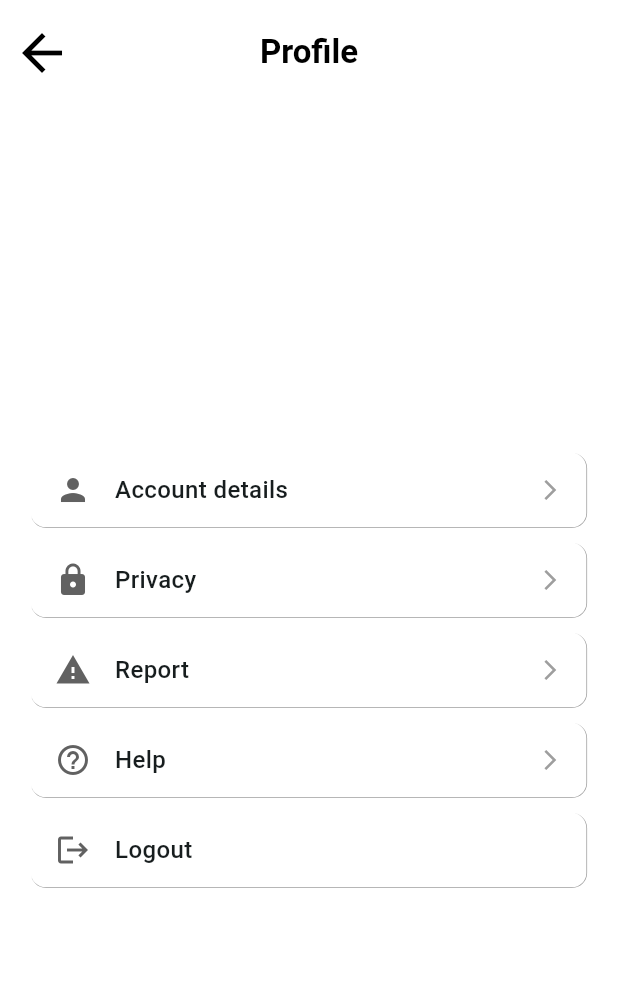
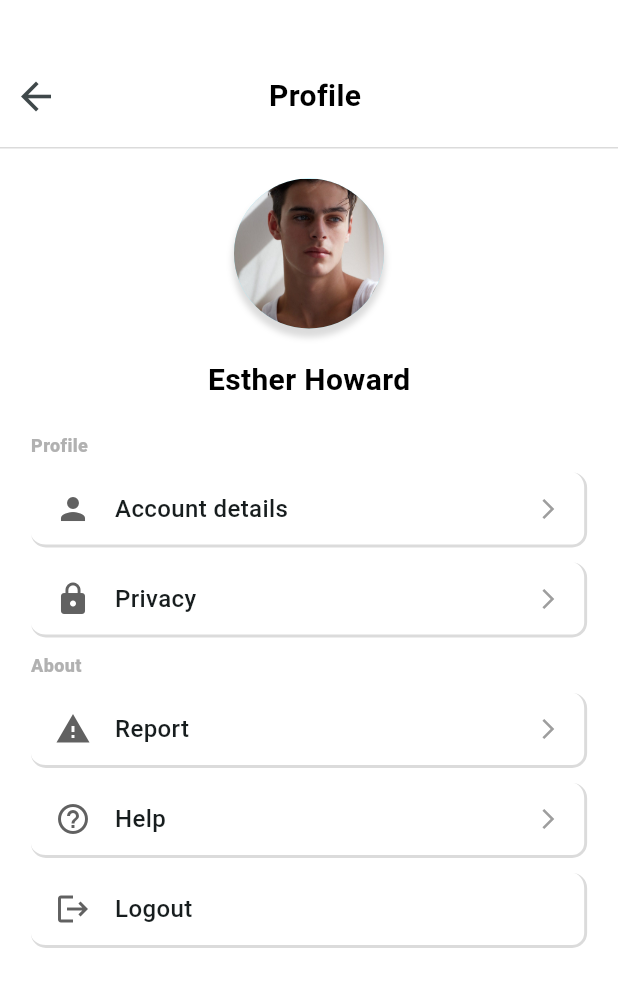
Before and after one commit to Deonmayon/NuadPah, a Flutter app: the screen it shows after launch, on a phone screen of 412 x 824 dp. Shown: the top 987 px of the screen. Run offline on Flutter 3.47's test engine with Material 3 defaults, Android fonts, the phone set to English and light mode, and no system bars.

Commit message:
Improve the profile page (70 %)

```diff
--- a/frontend/lib/components/profileFunctionBar.dart
+++ b/frontend/lib/components/profileFunctionBar.dart
@@ -24,12 +24,12 @@ class ProfileFunctionBar extends StatelessWidget {
         color: Colors.white,
         border: Border(
           bottom: BorderSide(
-            color: Colors.grey,
-            width: 0.5,
+            color: Color.fromRGBO(219, 219, 219, 1),
+            width: 1.95,
           ),
           right: BorderSide(
-            color: Colors.grey,
-            width: 0.5,
+            color: Color.fromRGBO(219, 219, 219, 1),
+            width: 1.95,
           )
         ),
       ),
--- a/frontend/lib/pages/profile.dart
+++ b/frontend/lib/pages/profile.dart
@@ -2,64 +2,138 @@ import 'package:flutter/material.dart';
 import 'package:frontend/components/profileFunctionBar.dart';
 
 class Profile extends StatelessWidget {
+  final String profileImage = 'assets/images/profilePicture.jpg';
+
   const Profile({super.key});
 
   @override
   Widget build(BuildContext context) {
     return Scaffold(
       backgroundColor: Colors.white,
-      appBar: AppBar(
-        centerTitle: true,
-        title: const Text(
-          'Profile',
-          style: TextStyle(fontWeight: FontWeight.bold),
-        ),
-        leading: IconButton(
-          iconSize: 40,
+      body: Column(
+        children: [
+          Container(
+            padding: const EdgeInsets.only(top: 40, bottom: 10),
+            color: Colors.white,
+            child: Row(
+              mainAxisAlignment: MainAxisAlignment.spaceBetween,
+              children: [
+                IconButton(
+                  iconSize: 30,
                   icon: const Icon(Icons.arrow_back),
                   onPressed: () {
                     Navigator.pop(context);
                   },
                 ),
-        elevation: 0,
-        backgroundColor: Colors.white,
-        foregroundColor: Colors.black,
-        toolbarHeight: 70,
+                const Text(
+                  'Profile',
+                  style: TextStyle(
+                    fontWeight: FontWeight.bold,
+                    fontSize: 20,
+                    color: Colors.black
                   ),
-      body: Center(
+                ),
+                const SizedBox(width: 40), // Center the app bar by adding an additional box
+              ],
+            ),
+          ),
+          Container(
+            height: 1,
+            color: Color.fromRGBO(219, 219, 219, 1),
+            width: double.infinity,
+          ),
+
+          Padding(
+            padding: const EdgeInsets.only(top: 20, bottom: 20),
+            child: Container(
+              decoration: BoxDecoration(
+                shape: BoxShape.circle,
+                boxShadow: [
+                  BoxShadow(
+                    color: Color.fromRGBO(219, 219, 219, 1),
+                    blurRadius: 3,
+                    spreadRadius: 1,
+                    offset: const Offset(0, 5),
+                  ),
+                ],
+              ),
+              child: CircleAvatar(
+                radius: 50,
+                backgroundImage: AssetImage(profileImage),
+              ),
+            ),
+          ),
+
+          const Padding(
+            padding: EdgeInsets.only(bottom: 20),
+            child: Text(
+              'Esther Howard',
+              style: TextStyle(
+                fontSize: 20,
+                fontWeight: FontWeight.bold,
+                color: Colors.black,
+              ),
+            ),
+          ),
+
+          Expanded(
+            child: Padding(
+              padding: const EdgeInsets.symmetric(horizontal: 20),
               child: Column(
-        mainAxisAlignment:
-            MainAxisAlignment.center, // Center content vertically
-        crossAxisAlignment:
-            CrossAxisAlignment.center, // Center content horizontally
+                crossAxisAlignment: CrossAxisAlignment.start,
                 children: [
+                  const Padding(
+                    padding: EdgeInsets.only(bottom: 10),
+                    child: Text(
+                      'Profile',
+                      style: TextStyle(
+                        fontSize: 12,
+                        fontWeight: FontWeight.w800,
+                        color: Color.fromRGBO(177, 177, 177, 1),
+                      ),
+                    ),
+                  ),
                   ProfileFunctionBar(
                     icon: Icons.person,
                     title: 'Account details',
                   ),
-          SizedBox(height: 10),
+                  const SizedBox(height: 10),
                   ProfileFunctionBar(
                     icon: Icons.lock,
                     title: 'Privacy',
                   ),
-          SizedBox(height: 10),
+                  const Padding(
+                    padding: EdgeInsets.only(top: 10, bottom: 10),
+                    child: Text(
+                      'About',
+                      style: TextStyle(
+                        fontSize: 12,
+                        fontWeight: FontWeight.w800,
+                        color: Color.fromRGBO(177, 177, 177, 1),
+                      ),
+                    ),
+                  ),
                   ProfileFunctionBar(
                     icon: Icons.report_problem,
                     title: 'Report',
                   ),
-          SizedBox(height: 10),
+                  const SizedBox(height: 10),
                   ProfileFunctionBar(
                     icon: Icons.help_outline,
                     title: 'Help',
                   ),
-          SizedBox(height: 10),
+                  const SizedBox(height: 10),
                   ProfileFunctionBar(
                     icon: Icons.logout,
                     title: 'Logout',
-            showArrow: false, // Hide the arrow for Logout
+                    showArrow: false,
                   ),
                 ],
-      )),
+              ),
+            ),
+          ),
+        ],
+      ),
     );
   }
 }
--- a/frontend/pubspec.yaml
+++ b/frontend/pubspec.yaml
@@ -58,8 +58,8 @@ flutter:
   uses-material-design: true
 
   # To add assets to your application, add an assets section, like this:
-  # assets:
-  #   - images/a_dot_burr.jpeg
+  assets:
+    - assets/images/
   #   - images/a_dot_ham.jpeg
 
   # An image asset can refer to one or more resolution-specific "variants", see
```
Also changed, not shown: frontend/assets/images/profilePicture.jpg (added). Lines whose indentation alone changed are shown as unchanged.
